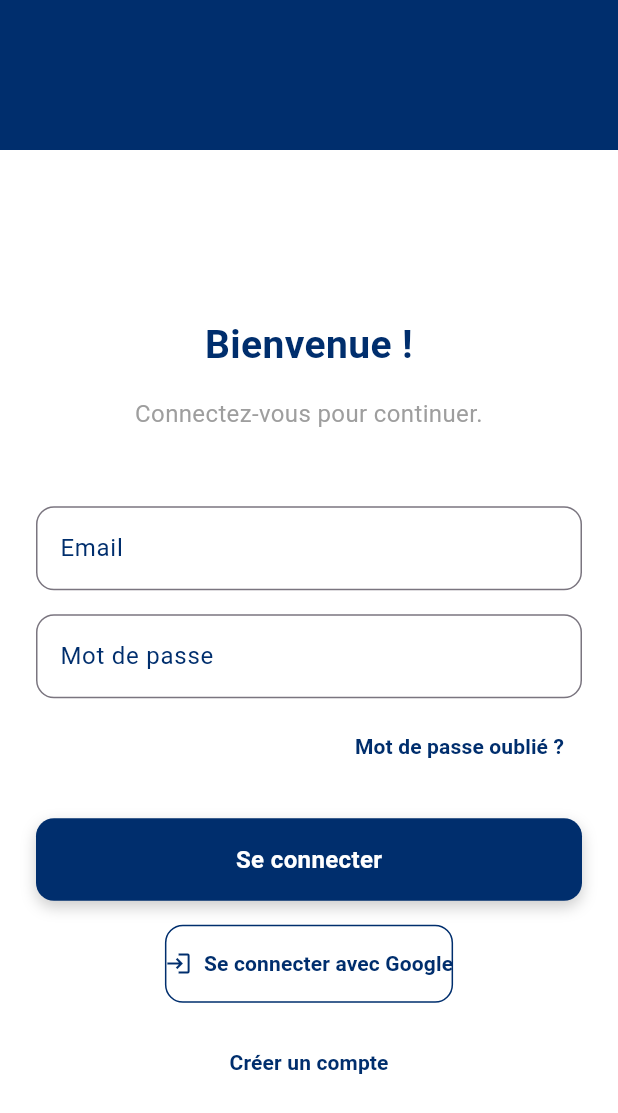
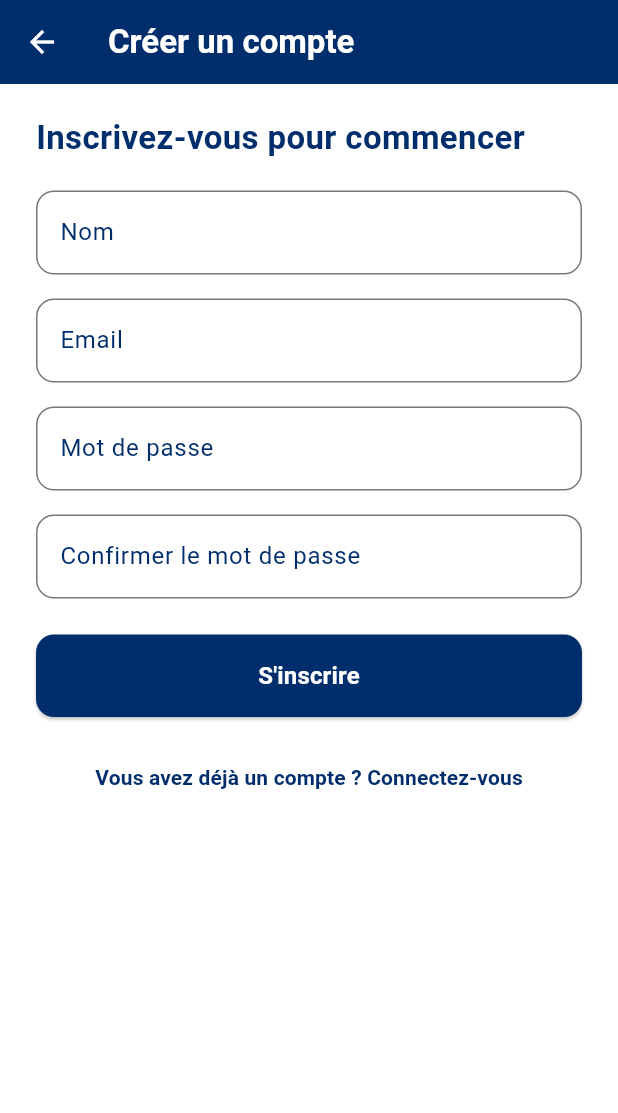
Before and after one commit to drbynz0/stage_pfe, a Flutter app: the LoginScreen screen opened by its route, after a tap on "Créer un compte", on a phone screen of 412 x 824 dp. Shown: the top 1113 px of the screen. Run offline on Flutter 3.47's test engine with Material 3 defaults, Android fonts, the light colour scheme and no system bars.

Commit message:
Add RegisterScreen widget with user registration form

```diff
--- a/lib/main.dart
+++ b/lib/main.dart
@@ -1,7 +1,8 @@
 import 'package:flutter/material.dart';
 import 'screen/login_screen.dart'; // Import de l'écran de connexion
 import 'screen/welcome_screen.dart'; // Import de l'écran d'accueil
-import 'screen/home_screen.dart'; // Import de l'écran d'accueil principal
+import 'screen/home_screen.dart'; // Import de l'écran principal (Home)
+import 'screen/registerscreen.dart'; // Import de l'écran "Créer un compte"
 
 void main() {
   runApp(const MyApp());
@@ -22,6 +23,7 @@
         '/': (context) => WelcomeScreen(), // Écran d'accueil
         '/login': (context) => LoginScreen(), // Écran de connexion
         '/home': (context) => HomeScreen(), // Écran principal (Home)
+        '/register': (context) => RegisterScreen(), // Écran "Créer un compte"
       },
     );
   }
--- /dev/null
+++ b/lib/screen/RegisterScreen.dart
@@ -0,0 +1,139 @@
+import 'package:flutter/material.dart';
+
+class RegisterScreen extends StatefulWidget {
+  @override
+  _RegisterScreenState createState() => _RegisterScreenState();
+}
+
+class _RegisterScreenState extends State<RegisterScreen> {
+  @override
+  Widget build(BuildContext context) {
+    return Scaffold(
+      backgroundColor: Colors.white,
+      appBar: AppBar(
+        title: const Text('Créer un compte',
+            style: TextStyle(
+              color: Colors.white,
+              fontWeight: FontWeight.bold,
+            )),
+        backgroundColor: const Color(0xFF002E6D), // Bleu foncé
+        iconTheme: const IconThemeData(color: Colors.white),
+      ),
+      body: SingleChildScrollView(
+        padding: const EdgeInsets.symmetric(horizontal: 24.0),
+        child: Column(
+          crossAxisAlignment: CrossAxisAlignment.start,
+          children: [
+            const SizedBox(height: 20),
+            const Text(
+              'Inscrivez-vous pour commencer',
+              style: TextStyle(
+                fontSize: 22,
+                fontWeight: FontWeight.bold,
+                color: Color(0xFF002E6D), // Bleu foncé
+              ),
+            ),
+            const SizedBox(height: 20),
+            // Champ Nom
+            TextField(
+              decoration: InputDecoration(
+                labelText: 'Nom',
+                labelStyle: const TextStyle(color: Color(0xFF002E6D)), // Bleu foncé
+                border: OutlineInputBorder(
+                  borderRadius: BorderRadius.circular(12),
+                ),
+                focusedBorder: const OutlineInputBorder(
+                  borderSide: BorderSide(color: Color(0xFF002E6D)), // Bleu foncé
+                ),
+              ),
+            ),
+            const SizedBox(height: 16),
+            // Champ Email
+            TextField(
+              decoration: InputDecoration(
+                labelText: 'Email',
+                labelStyle: const TextStyle(color: Color(0xFF002E6D)), // Bleu foncé
+                border: OutlineInputBorder(
+                  borderRadius: BorderRadius.circular(12),
+                ),
+                focusedBorder: const OutlineInputBorder(
+                  borderSide: BorderSide(color: Color(0xFF002E6D)), // Bleu foncé
+                ),
+              ),
+              keyboardType: TextInputType.emailAddress,
+            ),
+            const SizedBox(height: 16),
+            // Champ Mot de passe
+            TextField(
+              decoration: InputDecoration(
+                labelText: 'Mot de passe',
+                labelStyle: const TextStyle(color: Color(0xFF002E6D)), // Bleu foncé
+                border: OutlineInputBorder(
+                  borderRadius: BorderRadius.circular(12),
+                ),
+                focusedBorder: const OutlineInputBorder(
+                  borderSide: BorderSide(color: Color(0xFF002E6D)), // Bleu foncé
+                ),
+              ),
+              obscureText: true,
+            ),
+            const SizedBox(height: 16),
+            // Champ Confirmation du mot de passe
+            TextField(
+              decoration: InputDecoration(
+                labelText: 'Confirmer le mot de passe',
+                labelStyle: const TextStyle(color: Color(0xFF002E6D)), // Bleu foncé
+                border: OutlineInputBorder(
+                  borderRadius: BorderRadius.circular(12),
+                ),
+                focusedBorder: const OutlineInputBorder(
+                  borderSide: BorderSide(color: Color(0xFF002E6D)), // Bleu foncé
+                ),
+              ),
+              obscureText: true,
+            ),
+            const SizedBox(height: 24),
+            // Bouton S'inscrire
+            ElevatedButton(
+              style: ElevatedButton.styleFrom(
+                backgroundColor: const Color(0xFF002E6D), // Bleu foncé
+                shape: RoundedRectangleBorder(
+                  borderRadius: BorderRadius.circular(12),
+                ),
+                padding: const EdgeInsets.symmetric(vertical: 16),
+                minimumSize: const Size(double.infinity, 50), // Largeur pleine
+              ),
+              onPressed: () {
+                // Ajouter la logique d'inscription ici
+              },
+              child: const Text(
+                'S\'inscrire',
+                style: TextStyle(
+                  fontSize: 16,
+                  color: Colors.white,
+                  fontWeight: FontWeight.bold,
+                ),
+              ),
+            ),
+            const SizedBox(height: 16),
+            // Lien vers la page de connexion
+            Center(
+              child: TextButton(
+                onPressed: () {
+                  Navigator.pushNamed(context, '/login');
+                },
+                child: const Text(
+                  'Vous avez déjà un compte ? Connectez-vous',
+                  style: TextStyle(
+                    color: Color(0xFF002E6D), // Bleu foncé
+                    fontWeight: FontWeight.bold,
+                  ),
+                ),
+              ),
+            ),
+          ],
+        ),
+      ),
+    );
+  }
+}
--- a/lib/screen/login_screen.dart
+++ b/lib/screen/login_screen.dart
@@ -188,7 +188,8 @@ class _LoginScreenState extends State<LoginScreen> {
                   // Lien Créer un compte
                   TextButton(
                     onPressed: () {
-                      // Ajouter la navigation vers l'écran d'inscription ici
+                      // Naviguer vers la page RegisterScreen
+                      Navigator.pushNamed(context, '/register');
                     },
                     child: const Text(
                       'Créer un compte',
--- a/pubspec.yaml
+++ b/pubspec.yaml
@@ -35,6 +35,8 @@ dependencies:
   # The following adds the Cupertino Icons font to your application.
   # Use with the CupertinoIcons class for iOS style icons.
   cupertino_icons: ^1.0.8
+  google_fonts: ^6.2.1
+  font_awesome_flutter: ^10.8.0
 
 dev_dependencies:
   flutter_test:
```
Also changed, not shown: lib/screen/home_screen.dart (+64 -8 lines), pubspec.lock, 1 other file.
